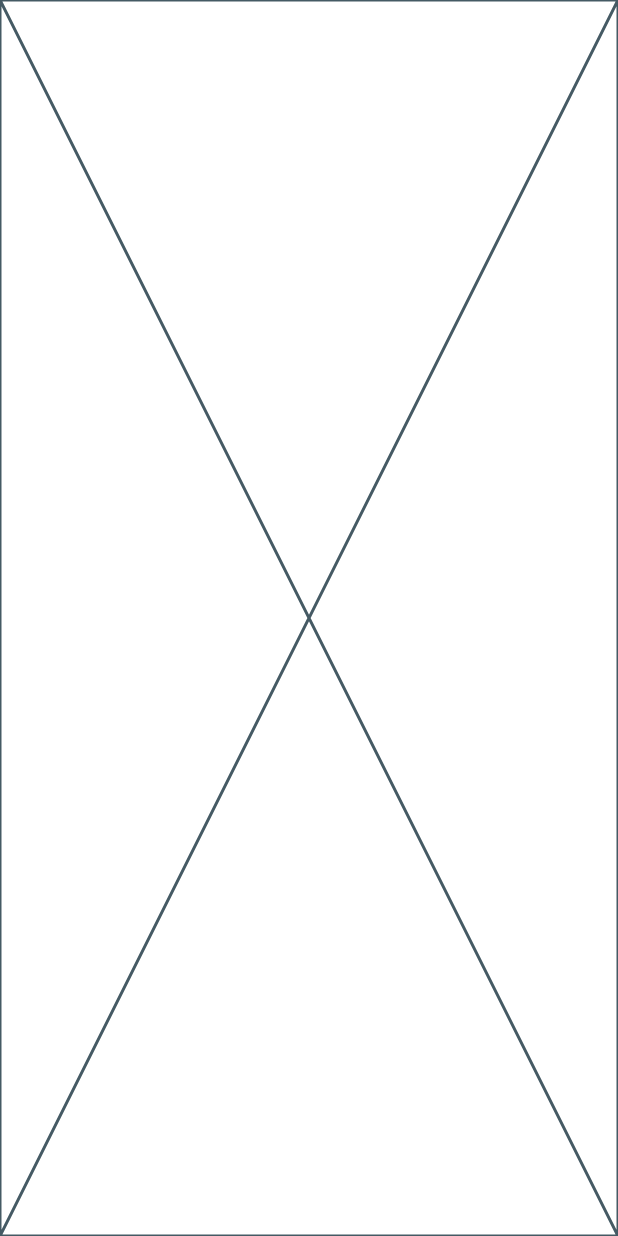
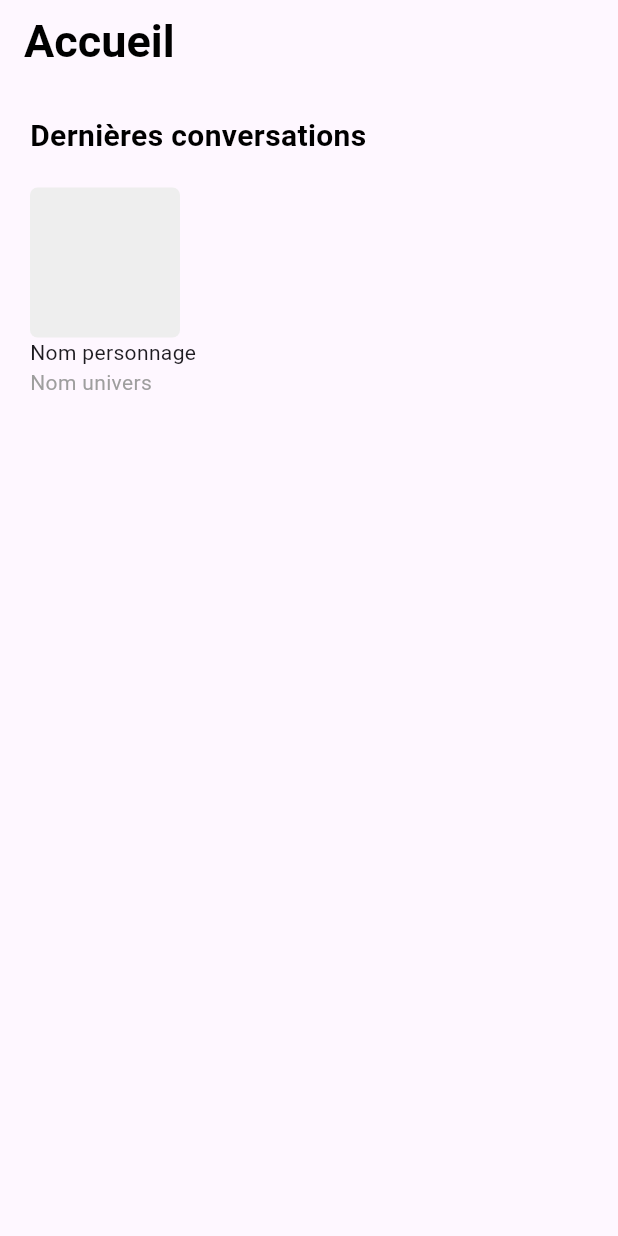
Before and after one commit to Emk0oo/chatbot-filrouge, a Flutter app: the screen it shows after launch, after a tap on "Se connecter", on a phone screen of 412 x 824 dp. Run offline on Flutter 3.47's test engine with Material 3 defaults, Android fonts, the phone set to English and light mode, and no system bars.

Commit message:
[ADD] Home Dernières conversations

```diff
--- a/lib/screen.home.dart
+++ b/lib/screen.home.dart
@@ -10,6 +10,65 @@ class ScreenHome extends StatefulWidget {
 class _ScreenHomeState extends State<ScreenHome> {
   @override
   Widget build(BuildContext context) {
-    return const Placeholder();
+    return Scaffold(
+      appBar: AppBar(
+        title: const Text(
+          "Accueil",
+          style: TextStyle(
+            fontSize: 30,
+            color: Color.fromARGB(255, 0, 0, 0),
+            fontWeight: FontWeight.bold,
+          ),
+        ),
+      ),
+      body: Padding(
+        padding: const EdgeInsets.symmetric(horizontal: 20.0),
+        child: Column(
+          crossAxisAlignment: CrossAxisAlignment.start,
+          children: [
+            SizedBox(height: 20),
+            Text(
+              "Dernières conversations",
+              style: TextStyle(
+                fontSize: 20,
+                color: Color.fromARGB(255, 0, 0, 0),
+                fontWeight: FontWeight.bold,
+              ),
+            ),
+            SizedBox(height: 20),
+            SingleChildScrollView(
+              scrollDirection: Axis.horizontal,
+              child: Row(
+                crossAxisAlignment: CrossAxisAlignment.start,
+                children: [
+                  Container(
+                    child: Column(
+                      crossAxisAlignment: CrossAxisAlignment.start,
+                      children: [
+                        // Ici data dernières conversations
+                        Container(
+                          width: 100,
+                          height: 100,
+                          decoration: BoxDecoration(
+                            color: Color.fromARGB(255, 238, 238, 238),
+                            borderRadius: BorderRadius.circular(5),
+                          ),
+                        ),
+                        Text("Nom personnage"),
+                        Text(
+                          "Nom univers",
+                          style: TextStyle(color: Colors.grey),
+                        ),
+                      ],
+                    ),
+                  ),
+                  // Ajoutez d'autres containers ici pour les autres conversations
+                ],
+              ),
+            ),
+          ],
+        ),
+      ),
+    );
   }
 }
--- a/lib/screen.login.dart
+++ b/lib/screen.login.dart
@@ -70,7 +70,7 @@ class _ScreenLoginState extends State<ScreenLogin> {
                     padding: const EdgeInsets.symmetric(horizontal: 20.0),
                     child: ElevatedButton(
                       onPressed: () {
-                        Navigator.push(
+                        Navigator.pushReplacement(
                           context,
                           MaterialPageRoute(builder: (context) => ScreenHome()),
                         );
--- a/lib/screen.register.dart
+++ b/lib/screen.register.dart
@@ -76,7 +76,7 @@ class _ScreenRegisterState extends State<ScreenRegister> {
                     padding: const EdgeInsets.symmetric(horizontal: 20.0),
                     child: ElevatedButton(
                       onPressed: () {
-                        Navigator.push(
+                        Navigator.pushReplacement(
                           context,
                           MaterialPageRoute(
                               builder: (context) => ScreenLogin()),
```
